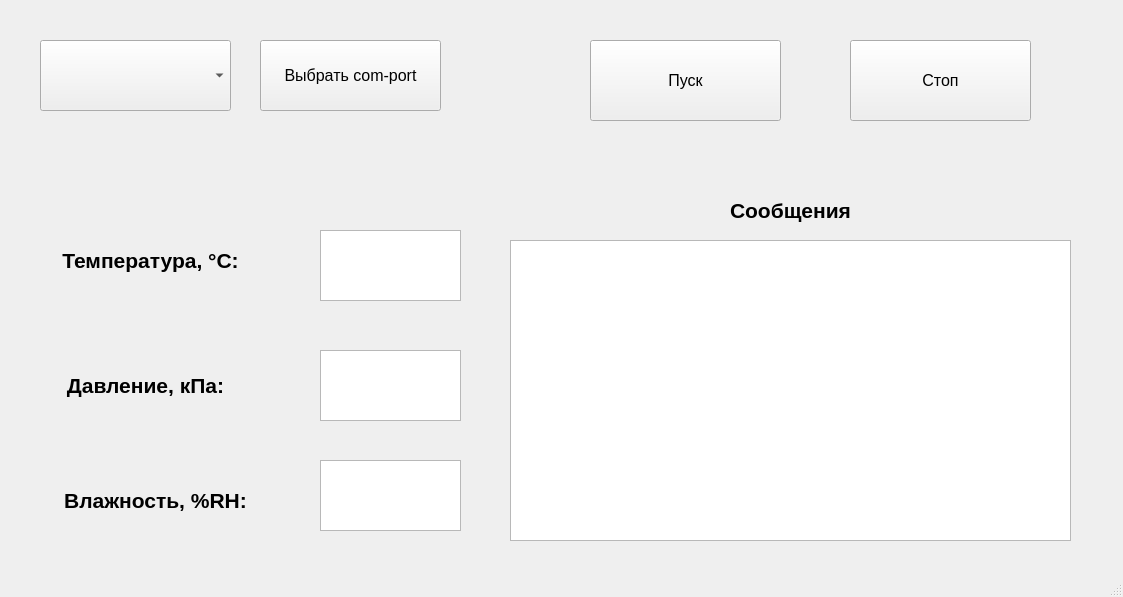
This is form.ui in NikitaKul209/GUI_STM32_F030C8T6 as Qt 5 draws it before an edit. The edited form follows.
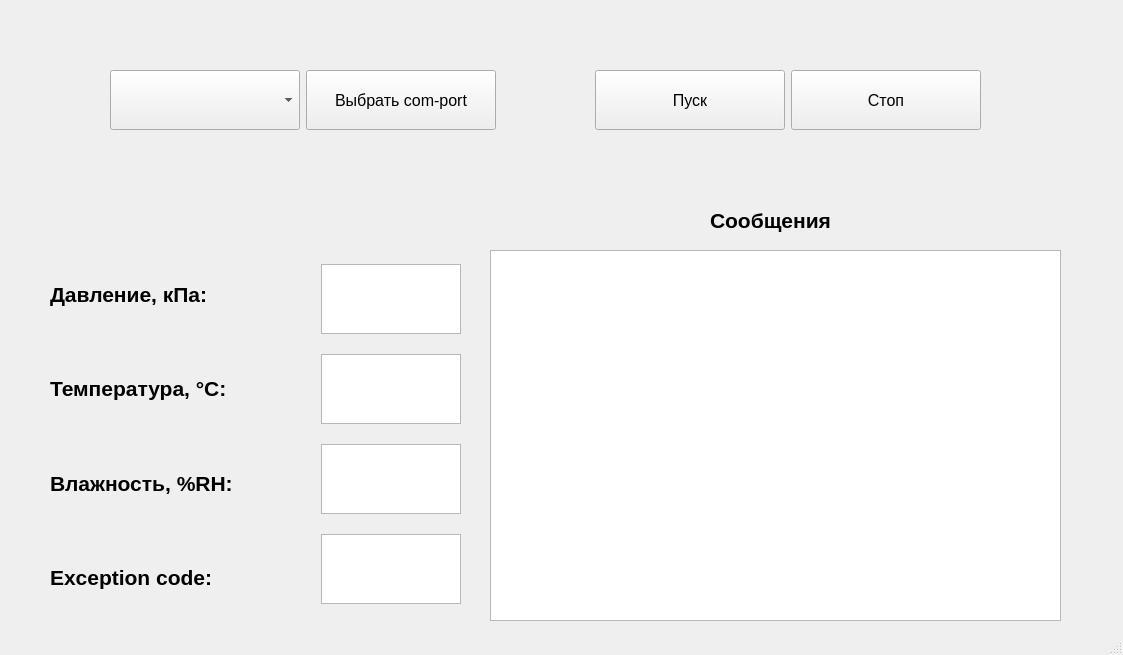
This is the edited form.

```diff
--- a/form.ui
+++ b/form.ui
@@ -7,60 +7,32 @@
     <x>0</x>
     <y>0</y>
     <width>1123</width>
-    <height>597</height>
+    <height>655</height>
    </rect>
   </property>
+  <property name="minimumSize">
+   <size>
+    <width>190</width>
+    <height>160</height>
+   </size>
+  </property>
   <property name="windowTitle">
-   <string>MainWindow</string>
+   <string>Технологический контроль платы контроля</string>
+  </property>
+  <property name="iconSize">
+   <size>
+    <width>30</width>
+    <height>30</height>
+   </size>
   </property>
   <widget class="QWidget" name="centralwidget">
-   <widget class="QPushButton" name="pushButton_1">
-    <property name="geometry">
-     <rect>
-      <x>590</x>
-      <y>40</y>
-      <width>191</width>
-      <height>81</height>
-     </rect>
-    </property>
-    <property name="font">
-     <font>
-      <pointsize>12</pointsize>
-      <weight>50</weight>
-      <bold>false</bold>
-     </font>
-    </property>
-    <property name="text">
-     <string>Пуск</string>
-    </property>
-   </widget>
-   <widget class="QPushButton" name="pushButton_2">
-    <property name="geometry">
-     <rect>
-      <x>260</x>
-      <y>40</y>
-      <width>181</width>
-      <height>71</height>
-     </rect>
-    </property>
-    <property name="font">
-     <font>
-      <pointsize>12</pointsize>
-      <weight>50</weight>
-      <bold>false</bold>
-     </font>
-    </property>
-    <property name="text">
-     <string>Выбрать com-port</string>
-    </property>
-   </widget>
    <widget class="QTextEdit" name="textEdit_1">
     <property name="geometry">
      <rect>
-      <x>510</x>
-      <y>240</y>
-      <width>561</width>
-      <height>301</height>
+      <x>490</x>
+      <y>250</y>
+      <width>571</width>
+      <height>371</height>
      </rect>
     </property>
     <property name="font">
@@ -76,42 +48,12 @@
 &lt;p style=&quot;-qt-paragraph-type:empty; margin-top:0px; margin-bottom:0px; margin-left:0px; margin-right:0px; -qt-block-indent:0; text-indent:0px; font-size:24pt;&quot;&gt;&lt;br /&gt;&lt;/p&gt;&lt;/body&gt;&lt;/html&gt;</string>
     </property>
    </widget>
-   <widget class="QTextEdit" name="textEdit_2">
+   <widget class="QLabel" name="label_4">
     <property name="geometry">
      <rect>
-      <x>320</x>
-      <y>350</y>
-      <width>141</width>
-      <height>71</height>
-     </rect>
-    </property>
-    <property name="font">
-     <font>
-      <pointsize>24</pointsize>
-     </font>
-    </property>
-   </widget>
-   <widget class="QTextEdit" name="textEdit_3">
-    <property name="geometry">
-     <rect>
-      <x>320</x>
-      <y>460</y>
-      <width>141</width>
-      <height>71</height>
-     </rect>
-    </property>
-    <property name="font">
-     <font>
-      <pointsize>24</pointsize>
-     </font>
-    </property>
-   </widget>
-   <widget class="QLabel" name="label_1">
-    <property name="geometry">
-     <rect>
-      <x>20</x>
-      <y>230</y>
-      <width>261</width>
+      <x>690</x>
+      <y>190</y>
+      <width>161</width>
       <height>61</height>
      </rect>
     </property>
@@ -123,21 +65,26 @@
      </font>
     </property>
     <property name="text">
-     <string>Температура, °С:</string>
+     <string>Сообщения</string>
     </property>
     <property name="alignment">
      <set>Qt::AlignCenter</set>
     </property>
    </widget>
+   <widget class="QWidget" name="horizontalLayoutWidget">
+    <property name="geometry">
+     <rect>
+      <x>50</x>
+      <y>250</y>
+      <width>411</width>
+      <height>371</height>
+     </rect>
+    </property>
+    <layout class="QHBoxLayout" name="horizontalLayout_4">
+     <item>
+      <layout class="QVBoxLayout" name="verticalLayout_3">
+       <item>
    <widget class="QLabel" name="label_2">
-    <property name="geometry">
-     <rect>
-      <x>30</x>
-      <y>360</y>
-      <width>231</width>
-      <height>51</height>
-     </rect>
-    </property>
     <property name="font">
      <font>
       <pointsize>16</pointsize>
@@ -149,18 +96,29 @@
      <string>Давление, кПа:</string>
     </property>
     <property name="alignment">
-     <set>Qt::AlignCenter</set>
-    </property>
-   </widget>
+          <set>Qt::AlignLeading|Qt::AlignLeft|Qt::AlignVCenter</set>
+         </property>
+        </widget>
+       </item>
+       <item>
+        <widget class="QLabel" name="label_1">
+         <property name="font">
+          <font>
+           <pointsize>16</pointsize>
+           <weight>75</weight>
+           <bold>true</bold>
+          </font>
+         </property>
+         <property name="text">
+          <string>Температура, °С:</string>
+         </property>
+         <property name="alignment">
+          <set>Qt::AlignLeading|Qt::AlignLeft|Qt::AlignVCenter</set>
+         </property>
+        </widget>
+       </item>
+       <item>
    <widget class="QLabel" name="label_3">
-    <property name="geometry">
-     <rect>
-      <x>30</x>
-      <y>470</y>
-      <width>251</width>
-      <height>61</height>
-     </rect>
-    </property>
     <property name="font">
      <font>
       <pointsize>16</pointsize>
@@ -172,17 +130,68 @@
      <string>Влажность, %RH:</string>
     </property>
     <property name="alignment">
-     <set>Qt::AlignCenter</set>
-    </property>
-   </widget>
+          <set>Qt::AlignLeading|Qt::AlignLeft|Qt::AlignVCenter</set>
+         </property>
+        </widget>
+       </item>
+       <item>
+        <widget class="QLabel" name="label_5">
+         <property name="font">
+          <font>
+           <pointsize>16</pointsize>
+           <weight>75</weight>
+           <bold>true</bold>
+          </font>
+         </property>
+         <property name="text">
+          <string>Exception code:</string>
+         </property>
+         <property name="alignment">
+          <set>Qt::AlignLeading|Qt::AlignLeft|Qt::AlignVCenter</set>
+         </property>
+        </widget>
+       </item>
+      </layout>
+     </item>
+     <item>
+      <layout class="QVBoxLayout" name="verticalLayout_7">
+       <item>
+        <widget class="QTextEdit" name="textEdit_2">
+         <property name="maximumSize">
+          <size>
+           <width>140</width>
+           <height>70</height>
+          </size>
+         </property>
+         <property name="font">
+          <font>
+           <pointsize>24</pointsize>
+          </font>
+         </property>
+        </widget>
+       </item>
+       <item>
+        <widget class="QTextEdit" name="textEdit_3">
+         <property name="maximumSize">
+          <size>
+           <width>140</width>
+           <height>70</height>
+          </size>
+         </property>
+         <property name="font">
+          <font>
+           <pointsize>24</pointsize>
+          </font>
+         </property>
+        </widget>
+       </item>
+       <item>
    <widget class="QTextEdit" name="textEdit_4">
-    <property name="geometry">
-     <rect>
-      <x>320</x>
-      <y>230</y>
-      <width>141</width>
-      <height>71</height>
-     </rect>
+         <property name="maximumSize">
+          <size>
+           <width>140</width>
+           <height>70</height>
+          </size>
     </property>
     <property name="font">
      <font>
@@ -190,37 +199,45 @@
      </font>
     </property>
    </widget>
-   <widget class="QLabel" name="label_4">
-    <property name="geometry">
-     <rect>
-      <x>710</x>
-      <y>180</y>
-      <width>161</width>
-      <height>61</height>
-     </rect>
+       </item>
+       <item>
+        <widget class="QTextEdit" name="textEdit_5">
+         <property name="maximumSize">
+          <size>
+           <width>140</width>
+           <height>70</height>
+          </size>
     </property>
     <property name="font">
      <font>
-      <pointsize>16</pointsize>
-      <weight>75</weight>
-      <bold>true</bold>
-     </font>
-    </property>
-    <property name="text">
-     <string>Сообщения</string>
-    </property>
-    <property name="alignment">
-     <set>Qt::AlignCenter</set>
-    </property>
-   </widget>
+           <pointsize>24</pointsize>
+          </font>
+         </property>
+        </widget>
+       </item>
+      </layout>
+     </item>
+    </layout>
+   </widget>
+   <widget class="QWidget" name="horizontalLayoutWidget_4">
+    <property name="geometry">
+     <rect>
+      <x>110</x>
+      <y>10</y>
+      <width>871</width>
+      <height>181</height>
+     </rect>
+    </property>
+    <layout class="QHBoxLayout" name="horizontalLayout_9">
+     <item>
+      <layout class="QHBoxLayout" name="horizontalLayout_8">
+       <item>
    <widget class="QComboBox" name="comboBox">
-    <property name="geometry">
-     <rect>
-      <x>40</x>
-      <y>40</y>
-      <width>191</width>
-      <height>71</height>
-     </rect>
+         <property name="minimumSize">
+          <size>
+           <width>190</width>
+           <height>60</height>
+          </size>
     </property>
     <property name="font">
      <font>
@@ -228,14 +245,69 @@
      </font>
     </property>
    </widget>
+       </item>
+       <item>
+        <widget class="QPushButton" name="pushButton_2">
+         <property name="minimumSize">
+          <size>
+           <width>190</width>
+           <height>60</height>
+          </size>
+         </property>
+         <property name="font">
+          <font>
+           <pointsize>12</pointsize>
+           <weight>50</weight>
+           <bold>false</bold>
+          </font>
+         </property>
+         <property name="text">
+          <string>Выбрать com-port</string>
+         </property>
+        </widget>
+       </item>
+       <item>
+        <spacer name="horizontalSpacer">
+         <property name="orientation">
+          <enum>Qt::Horizontal</enum>
+         </property>
+         <property name="sizeHint" stdset="0">
+          <size>
+           <width>40</width>
+           <height>20</height>
+          </size>
+         </property>
+        </spacer>
+       </item>
+       <item>
+        <layout class="QHBoxLayout" name="horizontalLayout_7">
+         <item>
+          <widget class="QPushButton" name="pushButton_1">
+           <property name="minimumSize">
+            <size>
+             <width>190</width>
+             <height>60</height>
+            </size>
+           </property>
+           <property name="font">
+            <font>
+             <pointsize>12</pointsize>
+             <weight>50</weight>
+             <bold>false</bold>
+            </font>
+           </property>
+           <property name="text">
+            <string>Пуск</string>
+           </property>
+          </widget>
+         </item>
+         <item>
    <widget class="QPushButton" name="pushButton_3">
-    <property name="geometry">
-     <rect>
-      <x>850</x>
-      <y>40</y>
-      <width>181</width>
-      <height>81</height>
-     </rect>
+           <property name="minimumSize">
+            <size>
+             <width>190</width>
+             <height>60</height>
+            </size>
     </property>
     <property name="font">
      <font>
@@ -246,16 +318,13 @@
      <string>Стоп</string>
     </property>
    </widget>
-  </widget>
-  <widget class="QMenuBar" name="menubar">
-   <property name="geometry">
-    <rect>
-     <x>0</x>
-     <y>0</y>
-     <width>1123</width>
-     <height>26</height>
-    </rect>
-   </property>
+         </item>
+        </layout>
+       </item>
+      </layout>
+     </item>
+    </layout>
+   </widget>
   </widget>
   <widget class="QStatusBar" name="statusbar"/>
  </widget>
```
Lines whose indentation alone changed are shown as unchanged.
